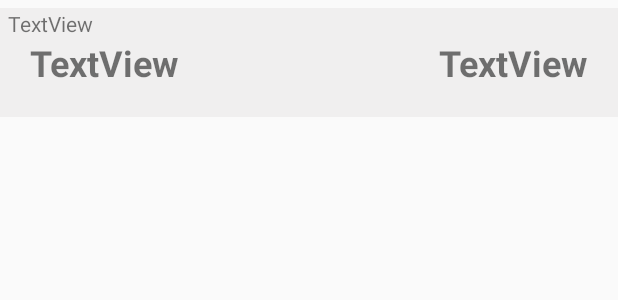
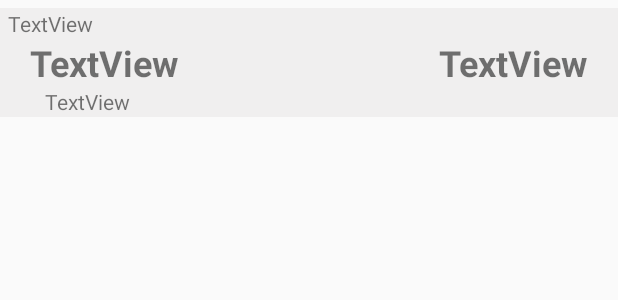
Before and after one commit to fbertrand14/takehome, an Android app: the layout layout_listoperations.xml on its own in the app's theme, with its tools: preview values and no code run, on a phone screen of 412 x 824 dp. Shown: the top 300 px of the screen. Run offline under Robolectric (Android 15) with nearby library versions, the phone set to English and light mode, and no system bars.

```diff
--- a/TakeHomeDejamobile/app/src/main/java/com/example/takehomedejamobile/controler/MainMenuActivity.java
+++ b/TakeHomeDejamobile/app/src/main/java/com/example/takehomedejamobile/controler/MainMenuActivity.java
@@ -115,6 +115,7 @@ public class MainMenuActivity extends AppCompatActivity {
      */
     private void openPay(){
 
+        // TODO look if user have cards
         if (true){
             Intent intent = new Intent(this,PayActivity.class);
             intent.putExtra("USER_ID", user_id);
--- a/TakeHomeDejamobile/app/src/main/java/com/example/takehomedejamobile/modele/OperationDao.java
+++ b/TakeHomeDejamobile/app/src/main/java/com/example/takehomedejamobile/modele/OperationDao.java
@@ -13,6 +13,6 @@ public interface OperationDao {
     @Insert
     void insert(Operation operation);
 
-    @Query("SELECT o.id,o.card_id,o.amount,o.year,o.month,o.day,o.hour,o.minute FROM operations as o JOIN cards as c ON o.card_id = c.id WHERE c.user_id = :user_id")
+    @Query("SELECT o.id,o.card_id,o.amount,o.year,o.month,o.day,o.hour,o.minute,o.tagID_used FROM operations as o JOIN cards as c ON o.card_id = c.id WHERE c.user_id = :user_id")
     LiveData<List<Operation>> getOperationByUser(Integer user_id);
 }
--- a/TakeHomeDejamobile/app/src/main/res/layout/layout_listoperations.xml
+++ b/TakeHomeDejamobile/app/src/main/res/layout/layout_listoperations.xml
@@ -47,4 +47,14 @@
         android:text="TextView"
         app:layout_constraintBottom_toTopOf="@+id/cardNameTextView_listOperations"
         app:layout_constraintStart_toStartOf="parent" />
+
+    <TextView
+        android:id="@+id/tagIDUsedTextView_listOperations"
+        android:layout_width="wrap_content"
+        android:layout_height="wrap_content"
+        android:layout_marginStart="10dp"
+        android:layout_marginLeft="10dp"
+        android:text="TextView"
+        app:layout_constraintStart_toStartOf="@+id/cardNameTextView_listOperations"
+        app:layout_constraintTop_toBottomOf="@+id/cardNameTextView_listOperations" />
 </androidx.constraintlayout.widget.ConstraintLayout>
```
Also changed, not shown: TakeHomeDejamobile/app/src/main/java/com/example/takehomedejamobile/controler/OperationListRecyclerViewAdapter.java (+8 -0 lines), TakeHomeDejamobile/app/src/main/java/com/example/takehomedejamobile/controler/PayActivity.java (+26 -6 lines), TakeHomeDejamobile/app/src/main/java/com/example/takehomedejamobile/modele/Operation.java (+7 -1 lines).
